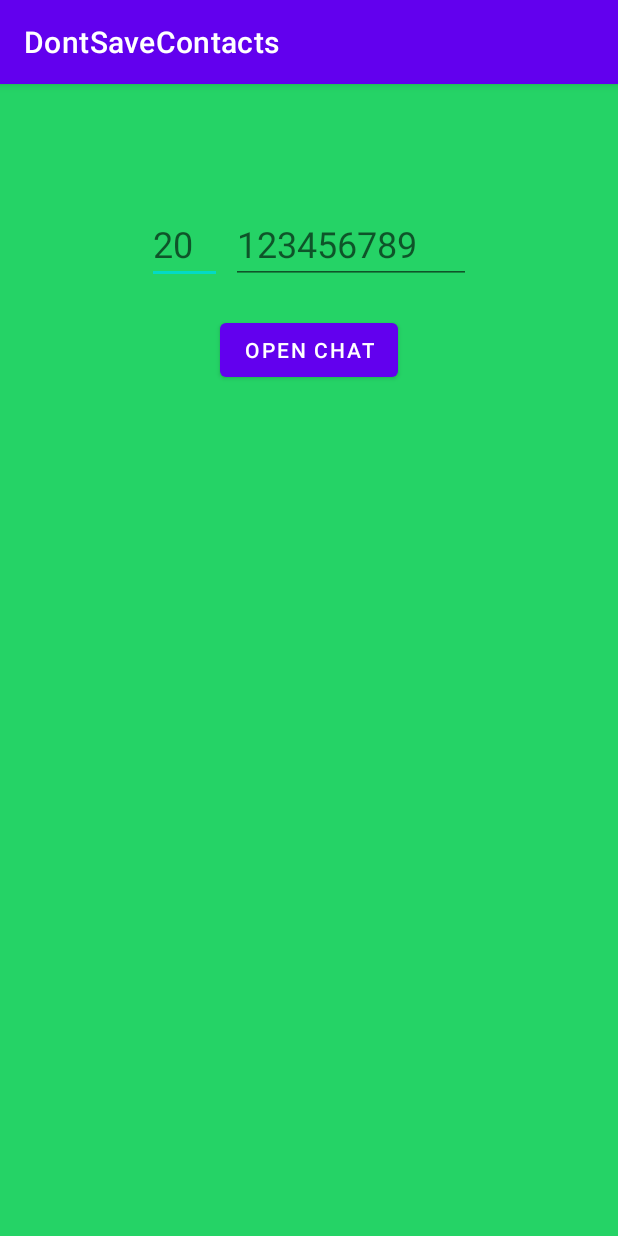
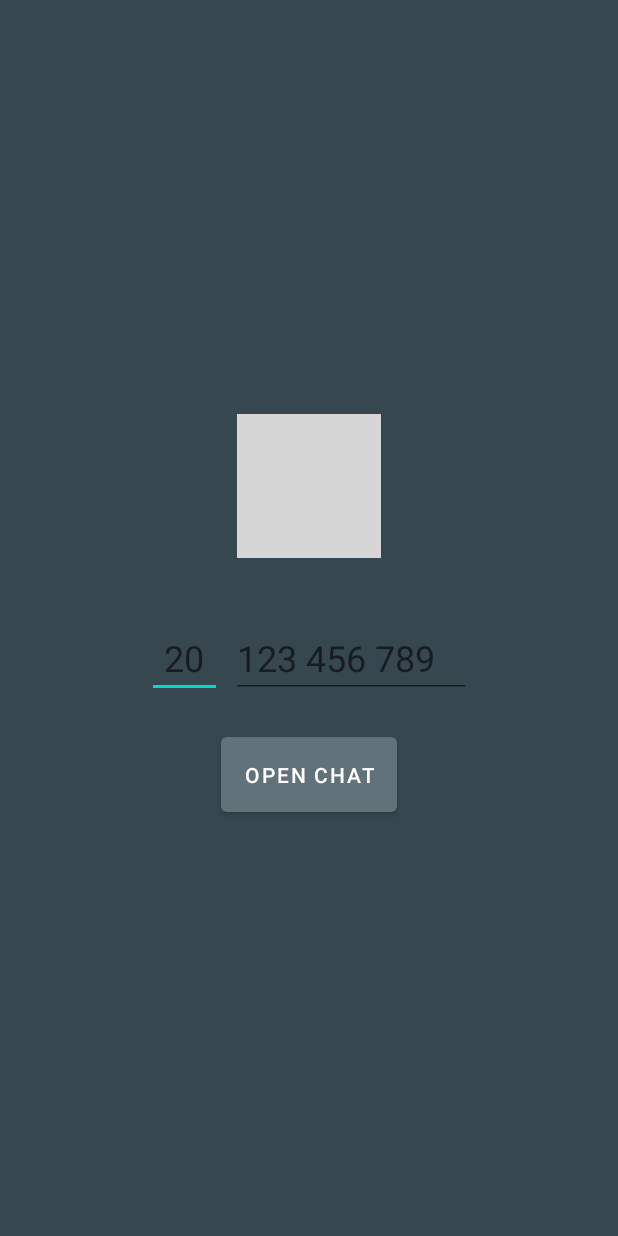
Before and after one commit to Ali-El-Sayed/DontSaveContacts, an Android app: the screen it shows after launch (MainActivity), on a phone screen of 412 x 824 dp. Run offline under Robolectric (Android 15) with nearby library versions, the phone set to English and light mode, and no system bars; our stand-ins replace data binding; 2 statements that could not run were skipped; grey boxes are pictures that could not be loaded.

Commit message:
Beta V1.0

```diff
--- a/app/src/main/AndroidManifest.xml
+++ b/app/src/main/AndroidManifest.xml
@@ -6,7 +6,7 @@
         android:allowBackup="true"
         android:dataExtractionRules="@xml/data_extraction_rules"
         android:fullBackupContent="@xml/backup_rules"
-        android:icon="@mipmap/ic_launcher"
+        android:icon="@mipmap/ic_launcher_new"
         android:label="@string/app_name"
         android:supportsRtl="true"
         android:theme="@style/Theme.DontSaveContacts"
--- a/app/src/main/java/com/example/dontsavecontacts/ContactViewModel.kt
+++ b/app/src/main/java/com/example/dontsavecontacts/ContactViewModel.kt
@@ -1,3 +1,25 @@
 package com.example.dontsavecontacts
 
-data class ContactViewModel(var countryCode: Int, var phoneNumber: Int)
+import android.util.Log
+import androidx.lifecycle.LiveData
+import androidx.lifecycle.MutableLiveData
+import androidx.lifecycle.ViewModel
+
+private const val TAG = "ContactViewModel"
+
+class ContactViewModel : ViewModel() {
+    private val _number = MutableLiveData(Contact("", ""))
+    val number: LiveData<Contact>
+        get() = _number
+
+    fun getString() = "${_number.value?.countryCode}${_number.value?.phoneNumber}"
+
+    fun onCountryCodeChanged(s: String) {
+        _number.value?.countryCode = s
+    }
+
+    fun onPhoneNumberChanged(s: String) {
+        _number.value?.phoneNumber = s
+    }
+
+}
--- a/app/src/main/java/com/example/dontsavecontacts/MainActivity.kt
+++ b/app/src/main/java/com/example/dontsavecontacts/MainActivity.kt
@@ -1,11 +1,35 @@
 package com.example.dontsavecontacts
 
+import android.content.Intent
+import android.net.Uri
 import androidx.appcompat.app.AppCompatActivity
 import android.os.Bundle
+import android.text.Editable
+import android.text.TextWatcher
+import android.util.Log
+import androidx.lifecycle.ViewModelProvider
+import com.example.dontsavecontacts.databinding.ActivityMainBinding
+
+private const val TAG = "MainActivity"
 
 class MainActivity : AppCompatActivity() {
+    private lateinit var binding: ActivityMainBinding
+
     override fun onCreate(savedInstanceState: Bundle?) {
         super.onCreate(savedInstanceState)
         setContentView(R.layout.activity_main)
+        binding = ActivityMainBinding.inflate(layoutInflater)
+        setContentView(binding.root)
+
+        val viewModel = ViewModelProvider(this)[ContactViewModel::class.java]
+
+        binding.btSubmit.setOnClickListener {
+            viewModel.onCountryCodeChanged(binding.etCountryCode.text.toString().trim())
+            viewModel.onPhoneNumberChanged(binding.etPhoneNumber.text.toString().trim())
+
+            startActivity(Api.setContact(viewModel).call())
+        }
+
+
     }
 }
--- a/app/src/main/res/layout/activity_main.xml
+++ b/app/src/main/res/layout/activity_main.xml
@@ -1,11 +1,21 @@
 <?xml version="1.0" encoding="utf-8"?>
-<androidx.appcompat.widget.LinearLayoutCompat xmlns:android="http://schemas.android.com/apk/res/android"
+<layout xmlns:android="http://schemas.android.com/apk/res/android"
     xmlns:app="http://schemas.android.com/apk/res-auto"
-    xmlns:tools="http://schemas.android.com/tools"
+    xmlns:tools="http://schemas.android.com/tools">
+
+    <data>
+
+        <variable
+            name="viewModel"
+            type="com.example.dontsavecontacts.ContactViewModel" />
+    </data>
+
+    <androidx.appcompat.widget.LinearLayoutCompat
         android:id="@+id/id"
         android:layout_width="match_parent"
         android:layout_height="match_parent"
-    android:background="#25D366"
+        android:background="@color/primary"
+        android:gravity="center"
         android:orientation="vertical"
         tools:context=".MainActivity">
 
@@ -14,40 +24,38 @@
             android:layout_width="wrap_content"
             android:layout_height="wrap_content"
             android:layout_gravity="center"
-        android:layout_marginTop="40dp"
-        tools:srcCompat="@tools:sample/avatars" />
+            android:src="@drawable/icon" />
 
         <androidx.appcompat.widget.LinearLayoutCompat
             android:layout_width="wrap_content"
             android:layout_height="wrap_content"
-        android:layout_gravity="center"
             android:layout_marginHorizontal="40dp"
             android:layout_marginTop="40dp"
             android:orientation="horizontal">
 
             <androidx.appcompat.widget.AppCompatEditText
-            android:id="@+id/countryCode"
+                android:id="@+id/etCountryCode"
                 android:layout_width="50dp"
                 android:layout_height="wrap_content"
                 android:layout_gravity="center"
                 android:layout_marginEnd="6dp"
                 android:hint="@string/country_code"
                 android:inputType="phone"
-            android:maxLength="2"
-            android:textSize="24sp"
-            app:layout_constraintEnd_toStartOf="@id/phoneNumber"
-            app:layout_constraintTop_toBottomOf="@id/imageView" />
+                android:maxLength="4"
+                android:text="@{viewModel.number.countryCode}"
+                android:textAlignment="center"
+                android:textSize="24sp" />
 
             <androidx.appcompat.widget.AppCompatEditText
-            android:id="@+id/phoneNumber"
+                android:id="@+id/etPhoneNumber"
                 android:layout_width="160dp"
                 android:layout_height="wrap_content"
                 android:layout_gravity="center"
                 android:hint="@string/phone_number"
                 android:inputType="phone"
-            android:maxLength="9"
+                android:maxLength="20"
+                android:text="@{viewModel.number.phoneNumber}"
                 android:textSize="24sp" />
-
 
         </androidx.appcompat.widget.LinearLayoutCompat>
 
@@ -57,5 +65,7 @@
             android:layout_height="wrap_content"
             android:layout_gravity="center"
             android:layout_marginTop="20dp"
+            android:padding="15dp"
             android:text="@string/open_chat" />
     </androidx.appcompat.widget.LinearLayoutCompat>
+</layout>
--- a/app/src/main/res/values/colors.xml
+++ b/app/src/main/res/values/colors.xml
@@ -1,8 +1,8 @@
 <?xml version="1.0" encoding="utf-8"?>
 <resources>
-    <color name="purple_200">#FFBB86FC</color>
-    <color name="purple_500">#FF6200EE</color>
-    <color name="purple_700">#FF3700B3</color>
+    <color name="primary">#37474f</color>
+    <color name="p_light">#62727b</color>
+    <color name="p_dark">#102027</color>
     <color name="teal_200">#FF03DAC5</color>
     <color name="teal_700">#FF018786</color>
     <color name="black">#FF000000</color>
--- a/app/src/main/res/values/strings.xml
+++ b/app/src/main/res/values/strings.xml
@@ -1,6 +1,6 @@
 <resources>
-    <string name="app_name">DontSaveContacts</string>
-    <string name="phone_number">123456789</string>
+    <string name="app_name">Don\'t Save Contacts</string>
+    <string name="phone_number">123 456 789</string>
     <string name="open_chat">Open Chat</string>
     <string name="country_code">20</string>
 </resources>
--- a/app/src/main/res/values/themes.xml
+++ b/app/src/main/res/values/themes.xml
@@ -1,9 +1,9 @@
 <resources xmlns:tools="http://schemas.android.com/tools">
     <!-- Base application theme. -->
-    <style name="Theme.DontSaveContacts" parent="Theme.MaterialComponents.DayNight.DarkActionBar">
+    <style name="Theme.DontSaveContacts" parent="Theme.MaterialComponents.DayNight.NoActionBar">
         <!-- Primary brand color. -->
-        <item name="colorPrimary">@color/purple_500</item>
-        <item name="colorPrimaryVariant">@color/purple_700</item>
+        <item name="colorPrimary">@color/p_light</item>
+        <item name="colorPrimaryVariant">@color/p_dark</item>
         <item name="colorOnPrimary">@color/white</item>
         <!-- Secondary brand color. -->
         <item name="colorSecondary">@color/teal_200</item>
@@ -12,6 +12,6 @@
         <!-- Status bar color. -->
         <item name="android:statusBarColor">?attr/colorPrimaryVariant</item>
         <!-- Customize your theme here. -->
-        <item name="android:windowIsTranslucent">true</item>
+        <item name="android:windowTranslucentNavigation">true</item>
     </style>
 </resources>
```
Also changed, not shown: 2 other files. Lines whose indentation alone changed are shown as unchanged.
